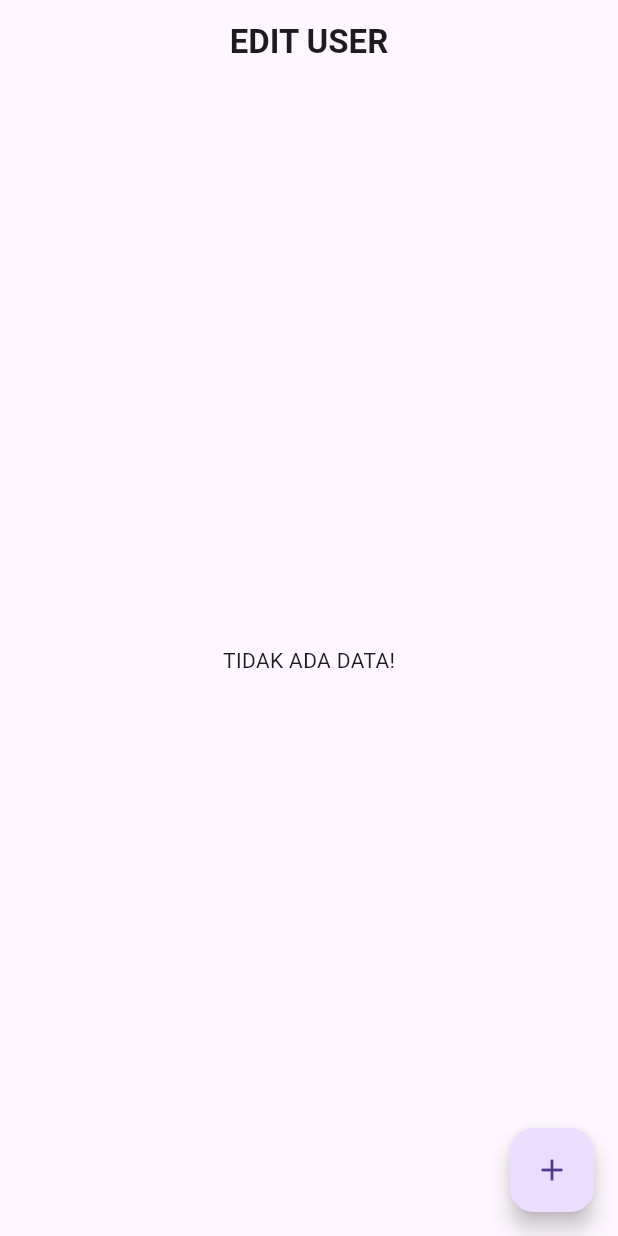
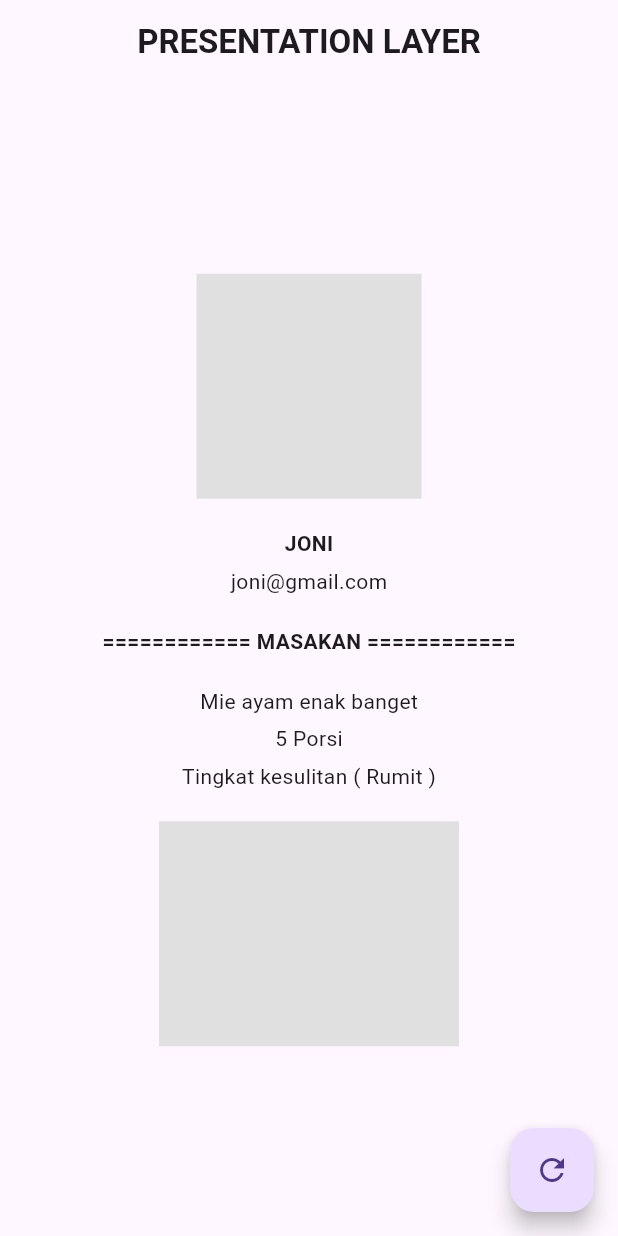
Before and after one commit to iqbalsuwandi20/state-managemet-bloc, a Flutter app: the screen it shows after launch, on a phone screen of 412 x 824 dp. Run offline on Flutter 3.47's test engine with Material 3 defaults, Android fonts, the light colour scheme and no system bars; our stand-ins replace bloc, flutter_bloc.

Commit message:
presentation layer

```diff
--- a/lib/app.dart
+++ b/lib/app.dart
@@ -1,8 +1,7 @@
 import 'package:flutter/material.dart';
-import 'package:flutter_bloc/flutter_bloc.dart';
 
-import 'bloc/user/user_bloc.dart';
-import 'pages/home/home_page.dart';
+import './logic/export.dart';
+import 'pages/home/home_view.dart';
 
 class App extends StatelessWidget {
   const App({super.key});
@@ -11,7 +10,7 @@ class App extends StatelessWidget {
   Widget build(BuildContext context) {
     return MultiBlocProvider(
       providers: [
-        BlocProvider(create: (context) => UserBloc()),
+        BlocProvider(create: (context) => RandomBloc()),
       ],
       child: const Appview(),
     );
@@ -25,7 +24,7 @@ class Appview extends StatelessWidget {
   Widget build(BuildContext context) {
     return const MaterialApp(
       debugShowCheckedModeBanner: false,
-      home: HomePage(),
+      home: HomeView(),
     );
   }
 }
--- a/lib/bloc/user/user_bloc.dart
+++ /dev/null
@@ -1,48 +0,0 @@
-import 'package:bloc/bloc.dart';
-// ignore: depend_on_referenced_packages
-import 'package:meta/meta.dart';
-
-import '../../models/user.dart';
-
-part 'user_event.dart';
-part 'user_state.dart';
-
-class UserBloc extends Bloc<UserEvent, UserState> {
-  // ignore: prefer_const_constructors, prefer_const_literals_to_create_immutables
-  UserBloc() : super(UserInitial([])) {
-    on<AddUserEvent>((event, emit) {
-      try {
-        emit(UserLoading(state.allUsers));
-        state.allUsers.add(event.user);
-        emit(UserFinish(state.allUsers));
-      } catch (e) {
-        emit(UserError(state.allUsers));
-      }
-    });
-
-    on<EditUserEvent>((event, emit) {
-      try {
-        emit(UserLoading(state.allUsers));
-        User selectedUser = state.allUsers
-            .where((element) => element.id == event.user.id)
-            .first;
-        selectedUser.name = event.user.name;
-        selectedUser.age = event.user.age;
-
-        emit(UserFinish(state.allUsers));
-      } catch (e) {
-        emit(UserError(state.allUsers));
-      }
-    });
-
-    on<DeleteUserEvent>((event, emit) {
-      try {
-        emit(UserLoading(state.allUsers));
-        state.allUsers.removeWhere((element) => element == event.user);
-        emit(UserFinish(state.allUsers));
-      } catch (e) {
-        emit(UserError(state.allUsers));
-      }
-    });
-  }
-}
--- a/lib/bloc/user/user_event.dart
+++ /dev/null
@@ -1,22 +0,0 @@
-part of 'user_bloc.dart';
-
-@immutable
-sealed class UserEvent {}
-
-class AddUserEvent extends UserEvent {
-  AddUserEvent(this.user);
-
-  final User user;
-}
-
-class DeleteUserEvent extends UserEvent {
-  DeleteUserEvent(this.user);
-
-  final User user;
-}
-
-class EditUserEvent extends UserEvent {
-  EditUserEvent(this.user);
-
-  final User user;
-}
--- a/lib/bloc/user/user_state.dart
+++ /dev/null
@@ -1,24 +0,0 @@
-part of 'user_bloc.dart';
-
-@immutable
-sealed class UserState {
-  const UserState(this.allUsers);
-
-  final List<User> allUsers;
-}
-
-final class UserInitial extends UserState {
-  const UserInitial(super.allUsers);
-}
-
-final class UserLoading extends UserState {
-  const UserLoading(super.allUsers);
-}
-
-final class UserFinish extends UserState {
-  const UserFinish(super.allUsers);
-}
-
-final class UserError extends UserState {
-  const UserError(super.allUsers);
-}
--- /dev/null
+++ b/lib/logic/counter/counter_event.dart
@@ -0,0 +1,4 @@
+part of 'counter_bloc.dart';
+
+@immutable
+sealed class CounterEvent {}
--- /dev/null
+++ b/lib/logic/counter/counter_state.dart
@@ -0,0 +1,6 @@
+part of 'counter_bloc.dart';
+
+@immutable
+sealed class CounterState {}
+
+final class CounterInitial extends CounterState {}
--- /dev/null
+++ b/lib/logic/export.dart
@@ -0,0 +1,3 @@
+export './random/random_bloc.dart';
+
+export 'package:flutter_bloc/flutter_bloc.dart';
--- /dev/null
+++ b/lib/logic/random/random_bloc.dart
@@ -0,0 +1,13 @@
+import 'package:bloc/bloc.dart';
+import 'package:meta/meta.dart';
+
+part 'random_event.dart';
+part 'random_state.dart';
+
+class RandomBloc extends Bloc<RandomEvent, RandomState> {
+  RandomBloc() : super(RandomInitial()) {
+    on<RandomEvent>((event, emit) {
+      // TODO: implement event handler
+    });
+  }
+}
--- /dev/null
+++ b/lib/logic/random/random_event.dart
@@ -0,0 +1,4 @@
+part of 'random_bloc.dart';
+
+@immutable
+sealed class RandomEvent {}
--- /dev/null
+++ b/lib/logic/random/random_state.dart
@@ -0,0 +1,6 @@
+part of 'random_bloc.dart';
+
+@immutable
+sealed class RandomState {}
+
+final class RandomInitial extends RandomState {}
--- a/lib/models/user.dart
+++ /dev/null
@@ -1,11 +0,0 @@
-class User {
-  int id;
-  String name;
-  int age;
-
-  User({
-    required this.id,
-    required this.name,
-    required this.age,
-  });
-}
--- a/lib/pages/home/home_page.dart
+++ /dev/null
@@ -1,69 +0,0 @@
-import 'package:flutter/material.dart';
-import 'package:flutter_bloc/flutter_bloc.dart';
-
-import '../../bloc/user/user_bloc.dart';
-import '../../models/user.dart';
-import '../add/add_page.dart';
-import '../edit/edit_page.dart';
-
-class HomePage extends StatelessWidget {
-  const HomePage({super.key});
-
-  @override
-  Widget build(BuildContext context) {
-    UserBloc userBloc = context.read<UserBloc>();
-
-    return Scaffold(
-      appBar: AppBar(
-        title: Text(
-          "Edit User".toUpperCase(),
-          style: const TextStyle(fontWeight: FontWeight.bold),
-        ),
-        centerTitle: true,
-      ),
-      body: BlocBuilder<UserBloc, UserState>(
-        bloc: userBloc,
-        builder: (context, state) {
-          if (state.allUsers.isEmpty) {
-            return Center(
-              child: Text("Tidak ada data!".toUpperCase()),
-            );
-          }
-          return ListView.builder(
-              itemCount: state.allUsers.length,
-              itemBuilder: (context, index) {
-                User user = state.allUsers[index];
-                return ListTile(
-                  onTap: () => Navigator.push(
-                    context,
-                    MaterialPageRoute(
-                      builder: (context) => EditPage(user),
-                    ),
-                  ),
-                  leading: CircleAvatar(
-                    child: Text("${index + 1}"),
-                  ),
-                  title: Text(user.name),
-                  subtitle: Text("${user.age} Years"),
-                  trailing: IconButton(
-                    onPressed: () {
-                      userBloc.add(DeleteUserEvent(user));
-                    },
-                    icon: const Icon(Icons.delete),
-                  ),
-                );
-              });
-        },
-      ),
-      floatingActionButton: FloatingActionButton(
-        onPressed: () => Navigator.push(
-          context,
-          MaterialPageRoute(
-            builder: (context) => AddPage(),
-          ),
-        ),
-        child: const Icon(Icons.add),
-      ),
-    );
-  }
-}
--- /dev/null
+++ b/lib/pages/home/home_view.dart
@@ -0,0 +1,66 @@
+import 'package:flutter/material.dart';
+
+class HomeView extends StatelessWidget {
+  const HomeView({super.key});
+
+  @override
+  Widget build(BuildContext context) {
+    return Scaffold(
+      appBar: AppBar(
+        title: Text(
+          "Presentation Layer".toUpperCase(),
+          style: const TextStyle(fontWeight: FontWeight.bold),
+        ),
+        centerTitle: true,
+      ),
+      body: Center(
+        child: Column(
+          mainAxisAlignment: MainAxisAlignment.center,
+          children: [
+            SizedBox(
+              width: 150,
+              height: 150,
+              child: Container(
+                color: Colors.grey.shade300,
+              ),
+            ),
+            const SizedBox(height: 20),
+            Text(
+              "Joni".toUpperCase(),
+              style: const TextStyle(
+                fontWeight: FontWeight.bold,
+              ),
+            ),
+            const SizedBox(height: 5),
+            const Text("joni@gmail.com"),
+            const SizedBox(height: 20),
+            Text(
+              "============ Masakan ============".toUpperCase(),
+              style: const TextStyle(
+                fontWeight: FontWeight.bold,
+              ),
+            ),
+            const SizedBox(height: 20),
+            const Text("Mie ayam enak banget"),
+            const SizedBox(height: 5),
+            const Text("5 Porsi"),
+            const SizedBox(height: 5),
+            const Text("Tingkat kesulitan ( Rumit )"),
+            const SizedBox(height: 20),
+            SizedBox(
+              width: 200,
+              height: 150,
+              child: Container(
+                color: Colors.grey.shade300,
+              ),
+            ),
+          ],
+        ),
+      ),
+      floatingActionButton: FloatingActionButton(
+        onPressed: () {},
+        child: const Icon(Icons.refresh_outlined),
+      ),
+    );
+  }
+}
```
Also changed, not shown: lib/logic/counter/counter_bloc.dart (added, +13 -0 lines), lib/pages/add/add_page.dart (deleted, +0 -70 lines), lib/pages/edit/edit_page.dart (deleted, +0 -73 lines).
